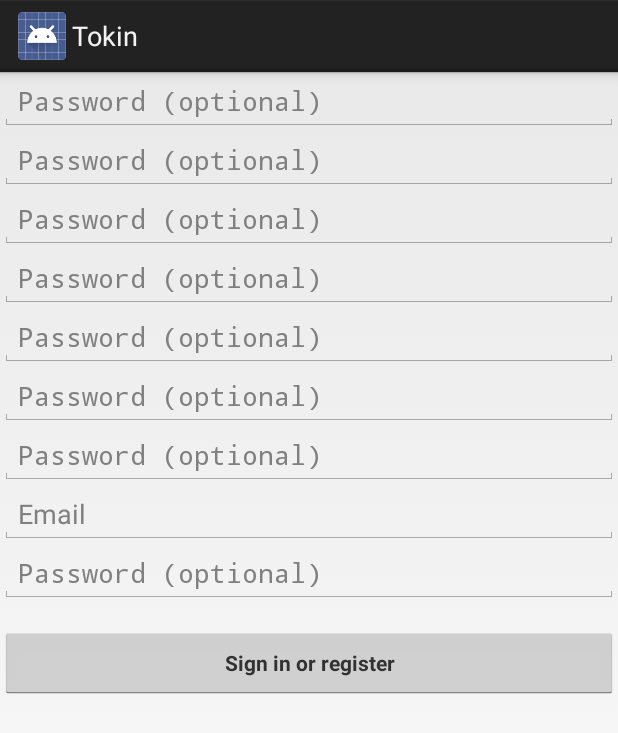
After one commit to Gustavo2531/tokinAndroid, an Android app: the SignUpActivity screen opened directly, with no data from a screen before it, on a phone screen of 412 x 824 dp. The commit adds this screen. Shown: the top 733 px of the screen. Run offline under Robolectric (Android 15) with nearby library versions, the phone set to English and light mode, and no system bars.

Commit message:
SignUps y Logins no completados pero ya hechos

```diff
--- a/app/build.gradle
+++ b/app/build.gradle
@@ -21,7 +21,10 @@ android {
 dependencies {
     implementation fileTree(dir: 'libs', include: ['*.jar'])
     implementation 'com.android.support.constraint:constraint-layout:1.0.2'
+    implementation 'com.android.support:support-annotations:26.1.0'
+    implementation 'com.android.support:appcompat-v7:26.1.0'
     testImplementation 'junit:junit:4.12'
     androidTestImplementation 'com.android.support.test:runner:1.0.1'
     androidTestImplementation 'com.android.support.test.espresso:espresso-core:3.0.1'
+
 }
--- /dev/null
+++ b/app/src/main/java/com/example/gustavomendez/tokin/SignUpActivity.java
@@ -0,0 +1,13 @@
+package com.example.gustavomendez.tokin;
+
+import android.app.Activity;
+import android.os.Bundle;
+
+public class SignUpActivity extends Activity {
+
+    @Override
+    protected void onCreate(Bundle savedInstanceState) {
+        super.onCreate(savedInstanceState);
+        setContentView(R.layout.activity_sign_up);
+    }
+}
--- /dev/null
+++ b/app/src/main/res/layout/activity_sign_up.xml
@@ -0,0 +1,131 @@
+<?xml version="1.0" encoding="utf-8"?>
+<android.support.constraint.ConstraintLayout xmlns:android="http://schemas.android.com/apk/res/android"
+    xmlns:app="http://schemas.android.com/apk/res-auto"
+    xmlns:tools="http://schemas.android.com/tools"
+    android:layout_width="match_parent"
+    android:layout_height="match_parent"
+    tools:context="com.example.gustavomendez.tokin.SignUpActivity">
+    <ScrollView
+        android:id="@+id/login_form"
+        android:layout_width="match_parent"
+        android:layout_height="match_parent">
+
+        <LinearLayout
+            android:id="@+id/email_login_form"
+            android:layout_width="match_parent"
+            android:layout_height="wrap_content"
+            android:orientation="vertical">
+
+            <EditText
+                android:id="@+id/nameR"
+                android:layout_width="match_parent"
+                android:layout_height="wrap_content"
+                android:hint="@string/prompt_password"
+                android:imeActionId="6"
+                android:imeActionLabel="@string/action_sign_in_short"
+                android:imeOptions="actionUnspecified"
+                android:inputType="textPassword"
+                android:maxLines="1"
+                android:singleLine="true" />
+            <EditText
+                android:id="@+id/genero"
+                android:layout_width="match_parent"
+                android:layout_height="wrap_content"
+                android:hint="@string/prompt_password"
+                android:imeActionId="6"
+                android:imeActionLabel="@string/action_sign_in_short"
+                android:imeOptions="actionUnspecified"
+                android:inputType="textPassword"
+                android:maxLines="1"
+                android:singleLine="true" />
+            <EditText
+                android:id="@+id/tel_movil"
+                android:layout_width="match_parent"
+                android:layout_height="wrap_content"
+                android:hint="@string/prompt_password"
+                android:imeActionId="6"
+                android:imeActionLabel="@string/action_sign_in_short"
+                android:imeOptions="actionUnspecified"
+                android:inputType="textPassword"
+                android:maxLines="1"
+                android:singleLine="true" />
+            <EditText
+                android:id="@+id/imagen"
+                android:layout_width="match_parent"
+                android:layout_height="wrap_content"
+                android:hint="@string/prompt_password"
+                android:imeActionId="6"
+                android:imeActionLabel="@string/action_sign_in_short"
+                android:imeOptions="actionUnspecified"
+                android:inputType="textPassword"
+                android:maxLines="1"
+                android:singleLine="true" />
+            <EditText
+                android:id="@+id/calle"
+                android:layout_width="match_parent"
+                android:layout_height="wrap_content"
+                android:hint="@string/prompt_password"
+                android:imeActionId="6"
+                android:imeActionLabel="@string/action_sign_in_short"
+                android:imeOptions="actionUnspecified"
+                android:inputType="textPassword"
+                android:maxLines="1"
+                android:singleLine="true" />
+            <EditText
+                android:id="@+id/longitud"
+                android:layout_width="match_parent"
+                android:layout_height="wrap_content"
+                android:hint="@string/prompt_password"
+                android:imeActionId="6"
+                android:imeActionLabel="@string/action_sign_in_short"
+                android:imeOptions="actionUnspecified"
+                android:inputType="textPassword"
+                android:maxLines="1"
+                android:singleLine="true" />
+            <EditText
+                android:id="@+id/latitud"
+                android:layout_width="match_parent"
+                android:layout_height="wrap_content"
+                android:hint="@string/prompt_password"
+                android:imeActionId="6"
+                android:imeActionLabel="@string/action_sign_in_short"
+                android:imeOptions="actionUnspecified"
+                android:inputType="textPassword"
+                android:maxLines="1"
+                android:singleLine="true" />
+
+
+            <AutoCompleteTextView
+                android:id="@+id/email"
+                android:layout_width="match_parent"
+                android:layout_height="wrap_content"
+                android:hint="@string/prompt_email"
+                android:inputType="textEmailAddress"
+                android:maxLines="1"
+                android:singleLine="true" />
+
+            <EditText
+                android:id="@+id/password"
+                android:layout_width="match_parent"
+                android:layout_height="wrap_content"
+                android:hint="@string/prompt_password"
+                android:imeActionId="6"
+                android:imeActionLabel="@string/action_sign_in_short"
+                android:imeOptions="actionUnspecified"
+                android:inputType="textPassword"
+                android:maxLines="1"
+                android:singleLine="true" />
+
+
+            <Button
+                android:id="@+id/email_sign_in_button"
+                style="?android:textAppearanceSmall"
+                android:layout_width="match_parent"
+                android:layout_height="wrap_content"
+                android:layout_marginTop="16dp"
+                android:text="@string/action_sign_in"
+                android:textStyle="bold" />
+
+        </LinearLayout>
+    </ScrollView>
+</android.support.constraint.ConstraintLayout>
--- /dev/null
+++ b/app/src/main/res/values/dimens.xml
@@ -0,0 +1,5 @@
+<resources>
+    <!-- Default screen margins, per the Android Design guidelines. -->
+    <dimen name="activity_horizontal_margin">16dp</dimen>
+    <dimen name="activity_vertical_margin">16dp</dimen>
+</resources>
--- a/app/src/main/res/values/strings.xml
+++ b/app/src/main/res/values/strings.xml
@@ -1,3 +1,17 @@
 <resources>
     <string name="app_name">Tokin</string>
+    <string name="title_activity_login">Sign in</string>
+
+    <!-- Strings related to login -->
+    <string name="prompt_email">Email</string>
+    <string name="prompt_password">Password (optional)</string>
+    <string name="action_sign_in">Sign in or register</string>
+    <string name="action_sign_in_short">Sign in</string>
+    <string name="error_invalid_email">This email address is invalid</string>
+    <string name="error_invalid_password">This password is too short</string>
+    <string name="error_incorrect_password">This password is incorrect</string>
+    <string name="error_field_required">This field is required</string>
+    <string name="permission_rationale">"Contacts permissions are needed for providing email
+        completions."
+    </string>
 </resources>
```
Also changed, not shown: app/src/main/AndroidManifest.xml (+13 -1 lines), app/src/main/java/com/example/gustavomendez/tokin/LoginActivity.java (added, +27 -0 lines), app/src/main/java/com/example/gustavomendez/tokin/MainActivity.java (+22 -1 lines), app/src/main/res/layout/activity_login.xml (added, +65 -0 lines), app/src/main/res/layout/activity_main.xml (+31 -40 lines).
